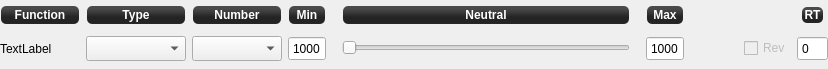
The window that ground/openpilotgcs/src/plugins/config/inputchannelform.ui (openpilot/OpenPilot) describes before a commit, drawn with Qt 5.
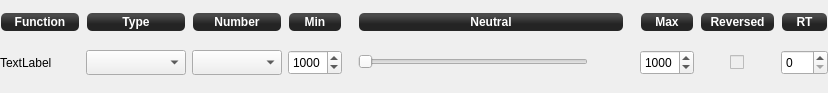
The same window after the commit.

Commit message: OP-1166 Fixes the maxed out bug and beautifies some gui.

Patch:
```diff
--- a/ground/openpilotgcs/src/plugins/config/inputchannelform.ui
+++ b/ground/openpilotgcs/src/plugins/config/inputchannelform.ui
@@ -7,7 +7,7 @@
     <x>0</x>
     <y>0</y>
     <width>828</width>
-    <height>69</height>
+    <height>93</height>
    </rect>
   </property>
   <property name="windowTitle">
@@ -26,6 +26,169 @@
    <property name="bottomMargin">
     <number>6</number>
    </property>
+   <item row="0" column="5" colspan="2">
+    <widget class="QLabel" name="legend4">
+     <property name="enabled">
+      <bool>true</bool>
+     </property>
+     <property name="sizePolicy">
+      <sizepolicy hsizetype="Expanding" vsizetype="Fixed">
+       <horstretch>0</horstretch>
+       <verstretch>0</verstretch>
+      </sizepolicy>
+     </property>
+     <property name="minimumSize">
+      <size>
+       <width>0</width>
+       <height>20</height>
+      </size>
+     </property>
+     <property name="font">
+      <font>
+       <weight>75</weight>
+       <italic>false</italic>
+       <bold>true</bold>
+      </font>
+     </property>
+     <property name="toolTip">
+      <string>Channel neutral</string>
+     </property>
+     <property name="styleSheet">
+      <string notr="true">background-color: qlineargradient(spread:reflect, x1:0.507, y1:0, x2:0.507, y2:0.772, stop:0.208955 rgba(74, 74, 74, 255), stop:0.78607 rgba(36, 36, 36, 255));
+color: rgb(255, 255, 255);
+border-radius: 5;
+margin:1px;
+font:bold;</string>
+     </property>
+     <property name="frameShape">
+      <enum>QFrame::StyledPanel</enum>
+     </property>
+     <property name="text">
+      <string>Neutral</string>
+     </property>
+     <property name="alignment">
+      <set>Qt::AlignCenter</set>
+     </property>
+    </widget>
+   </item>
+   <item row="1" column="8">
+    <widget class="QSpinBox" name="channelMax">
+     <property name="minimumSize">
+      <size>
+       <width>0</width>
+       <height>25</height>
+      </size>
+     </property>
+     <property name="focusPolicy">
+      <enum>Qt::StrongFocus</enum>
+     </property>
+     <property name="buttonSymbols">
+      <enum>QAbstractSpinBox::UpDownArrows</enum>
+     </property>
+     <property name="maximum">
+      <number>9999</number>
+     </property>
+     <property name="value">
+      <number>1000</number>
+     </property>
+    </widget>
+   </item>
+   <item row="0" column="12">
+    <widget class="QLabel" name="legend7">
+     <property name="enabled">
+      <bool>true</bool>
+     </property>
+     <property name="sizePolicy">
+      <sizepolicy hsizetype="Minimum" vsizetype="Fixed">
+       <horstretch>0</horstretch>
+       <verstretch>0</verstretch>
+      </sizepolicy>
+     </property>
+     <property name="minimumSize">
+      <size>
+       <width>30</width>
+       <height>20</height>
+      </size>
+     </property>
+     <property name="font">
+      <font>
+       <weight>75</weight>
+       <italic>false</italic>
+       <bold>true</bold>
+      </font>
+     </property>
+     <property name="toolTip">
+      <string>Response time</string>
+     </property>
+     <property name="styleSheet">
+      <string notr="true">background-color: qlineargradient(spread:reflect, x1:0.507, y1:0, x2:0.507, y2:0.772, stop:0.208955 rgba(74, 74, 74, 255), stop:0.78607 rgba(36, 36, 36, 255));
+color: rgb(255, 255, 255);
+border-radius: 5;
+margin:1px;
+font:bold;</string>
+     </property>
+     <property name="frameShape">
+      <enum>QFrame::StyledPanel</enum>
+     </property>
+     <property name="lineWidth">
+      <number>1</number>
+     </property>
+     <property name="text">
+      <string>RT</string>
+     </property>
+     <property name="alignment">
+      <set>Qt::AlignCenter</set>
+     </property>
+    </widget>
+   </item>
+   <item row="0" column="10" colspan="2">
+    <widget class="QLabel" name="legend6">
+     <property name="enabled">
+      <bool>true</bool>
+     </property>
+     <property name="sizePolicy">
+      <sizepolicy hsizetype="Minimum" vsizetype="Fixed">
+       <horstretch>0</horstretch>
+       <verstretch>0</verstretch>
+      </sizepolicy>
+     </property>
+     <property name="minimumSize">
+      <size>
+       <width>75</width>
+       <height>20</height>
+      </size>
+     </property>
+     <property name="font">
+      <font>
+       <weight>75</weight>
+       <italic>false</italic>
+       <bold>true</bold>
+      </font>
+     </property>
+     <property name="toolTip">
+      <string>Channel values are inverted</string>
+     </property>
+     <property name="styleSheet">
+      <string notr="true">background-color: qlineargradient(spread:reflect, x1:0.507, y1:0, x2:0.507, y2:0.772, stop:0.208955 rgba(74, 74, 74, 255), stop:0.78607 rgba(36, 36, 36, 255));
+color: rgb(255, 255, 255);
+border-radius: 5;
+margin:1px;
+font:bold;</string>
+     </property>
+     <property name="frameShape">
+      <enum>QFrame::StyledPanel</enum>
+     </property>
+     <property name="lineWidth">
+      <number>1</number>
+     </property>
+     <property name="text">
+      <string>Reversed</string>
+     </property>
+     <property name="alignment">
+      <set>Qt::AlignCenter</set>
+     </property>
+    </widget>
+   </item>
    <item row="0" column="0">
     <widget class="QLabel" name="legend0">
      <property name="enabled">
@@ -194,48 +357,6 @@
      </property>
     </widget>
    </item>
-   <item row="0" column="5">
-    <widget class="QLabel" name="legend4">
-     <property name="enabled">
-      <bool>true</bool>
-     </property>
-     <property name="sizePolicy">
-      <sizepolicy hsizetype="Expanding" vsizetype="Fixed">
-       <horstretch>0</horstretch>
-       <verstretch>0</verstretch>
-      </sizepolicy>
-     </property>
-     <property name="minimumSize">
-      <size>
-       <width>0</width>
-       <height>20</height>
-      </size>
-     </property>
-     <property name="font">
-      <font>
-       <weight>75</weight>
-       <italic>false</italic>
-       <bold>true</bold>
-      </font>
-     </property>
-     <property name="styleSheet">
-      <string notr="true">background-color: qlineargradient(spread:reflect, x1:0.507, y1:0, x2:0.507, y2:0.772, stop:0.208955 rgba(74, 74, 74, 255), stop:0.78607 rgba(36, 36, 36, 255));
-color: rgb(255, 255, 255);
-border-radius: 5;
-margin:1px;
-font:bold;</string>
-     </property>
-     <property name="frameShape">
-      <enum>QFrame::StyledPanel</enum>
-     </property>
-     <property name="text">
-      <string>Neutral</string>
-     </property>
-     <property name="alignment">
-      <set>Qt::AlignCenter</set>
-     </property>
-    </widget>
-   </item>
    <item row="1" column="0">
     <widget class="QLabel" name="channelName">
      <property name="sizePolicy">
@@ -320,7 +441,7 @@
       <enum>Qt::StrongFocus</enum>
      </property>
      <property name="buttonSymbols">
-      <enum>QAbstractSpinBox::NoButtons</enum>
+      <enum>QAbstractSpinBox::UpDownArrows</enum>
      </property>
      <property name="maximum">
       <number>9999</number>
@@ -346,6 +467,70 @@
      </property>
     </spacer>
    </item>
+   <item row="0" column="8">
+    <widget class="QLabel" name="legend5">
+     <property name="enabled">
+      <bool>true</bool>
+     </property>
+     <property name="sizePolicy">
+      <sizepolicy hsizetype="Minimum" vsizetype="Fixed">
+       <horstretch>0</horstretch>
+       <verstretch>0</verstretch>
+      </sizepolicy>
+     </property>
+     <property name="minimumSize">
+      <size>
+       <width>0</width>
+       <height>20</height>
+      </size>
+     </property>
+     <property name="font">
+      <font>
+       <weight>75</weight>
+       <italic>false</italic>
+       <bold>true</bold>
+      </font>
+     </property>
+     <property name="toolTip">
+      <string>Channel max</string>
+     </property>
+     <property name="styleSheet">
+      <string notr="true">background-color: qlineargradient(spread:reflect, x1:0.507, y1:0, x2:0.507, y2:0.772, stop:0.208955 rgba(74, 74, 74, 255), stop:0.78607 rgba(36, 36, 36, 255));
+color: rgb(255, 255, 255);
+border-radius: 5;
+margin:1px;
+font:bold;</string>
+     </property>
+     <property name="frameShape">
+      <enum>QFrame::StyledPanel</enum>
+     </property>
+     <property name="lineWidth">
+      <number>1</number>
+     </property>
+     <property name="text">
+      <string>Max</string>
+     </property>
+     <property name="alignment">
+      <set>Qt::AlignCenter</set>
+     </property>
+    </widget>
+   </item>
+   <item row="1" column="7">
+    <spacer name="horizontalSpacer_2">
+     <property name="orientation">
+      <enum>Qt::Horizontal</enum>
+     </property>
+     <property name="sizeType">
+      <enum>QSizePolicy::Fixed</enum>
+     </property>
+     <property name="sizeHint" stdset="0">
+      <size>
+       <width>10</width>
+       <height>20</height>
+      </size>
+     </property>
+    </spacer>
+   </item>
    <item row="1" column="5">
     <widget class="QSlider" name="channelNeutral">
      <property name="sizePolicy">
@@ -368,112 +553,29 @@
      </property>
     </widget>
    </item>
-   <item row="1" column="6">
-    <spacer name="horizontalSpacer_2">
-     <property name="orientation">
-      <enum>Qt::Horizontal</enum>
-     </property>
-     <property name="sizeType">
-      <enum>QSizePolicy::Fixed</enum>
-     </property>
-     <property name="sizeHint" stdset="0">
-      <size>
-       <width>10</width>
-       <height>20</height>
-      </size>
-     </property>
-    </spacer>
-   </item>
-   <item row="1" column="7">
-    <widget class="QSpinBox" name="channelMax">
+   <item row="1" column="6" alignment="Qt::AlignHCenter">
+    <widget class="QLabel" name="neutral">
      <property name="minimumSize">
       <size>
-       <width>0</width>
-       <height>25</height>
+       <width>30</width>
+       <height>0</height>
       </size>
-     </property>
-     <property name="focusPolicy">
-      <enum>Qt::StrongFocus</enum>
-     </property>
-     <property name="buttonSymbols">
-      <enum>QAbstractSpinBox::NoButtons</enum>
-     </property>
-     <property name="maximum">
-      <number>9999</number>
-     </property>
-     <property name="value">
-      <number>1000</number>
-     </property>
-    </widget>
-   </item>
-   <item row="0" column="7">
-    <widget class="QLabel" name="legend5">
-     <property name="enabled">
-      <bool>true</bool>
-     </property>
-     <property name="sizePolicy">
-      <sizepolicy hsizetype="Minimum" vsizetype="Fixed">
-       <horstretch>0</horstretch>
-       <verstretch>0</verstretch>
-      </sizepolicy>
-     </property>
-     <property name="minimumSize">
-      <size>
-       <width>0</width>
-       <height>20</height>
-      </size>
-     </property>
-     <property name="font">
-      <font>
-       <weight>75</weight>
-       <italic>false</italic>
-       <bold>true</bold>
-      </font>
-     </property>
-     <property name="styleSheet">
-      <string notr="true">background-color: qlineargradient(spread:reflect, x1:0.507, y1:0, x2:0.507, y2:0.772, stop:0.208955 rgba(74, 74, 74, 255), stop:0.78607 rgba(36, 36, 36, 255));
-color: rgb(255, 255, 255);
-border-radius: 5;
-margin:1px;
-font:bold;</string>
-     </property>
-     <property name="frameShape">
-      <enum>QFrame::StyledPanel</enum>
-     </property>
-     <property name="lineWidth">
-      <number>1</number>
      </property>
      <property name="text">
-      <string>Max</string>
+      <string/>
      </property>
      <property name="alignment">
       <set>Qt::AlignCenter</set>
      </property>
     </widget>
    </item>
-   <item row="1" column="9">
-    <widget class="QCheckBox" name="channelRev">
-     <property name="enabled">
-      <bool>false</bool>
-     </property>
-     <property name="minimumSize">
-      <size>
-       <width>0</width>
-       <height>20</height>
-      </size>
-     </property>
-     <property name="text">
-      <string>Rev</string>
-     </property>
-    </widget>
-   </item>
-   <item row="1" column="10">
+   <item row="1" column="12">
     <widget class="QSpinBox" name="channelResponseTime">
      <property name="enabled">
       <bool>true</bool>
      </property>
      <property name="sizePolicy">
-      <sizepolicy hsizetype="Preferred" vsizetype="Fixed">
+      <sizepolicy hsizetype="Fixed" vsizetype="Fixed">
        <horstretch>0</horstretch>
        <verstretch>0</verstretch>
       </sizepolicy>
@@ -501,72 +603,57 @@
       <bool>true</bool>
      </property>
      <property name="buttonSymbols">
-      <enum>QAbstractSpinBox::NoButtons</enum>
+      <enum>QAbstractSpinBox::UpDownArrows</enum>
      </property>
      <property name="maximum">
       <number>999</number>
      </property>
     </widget>
    </item>
-   <item row="0" column="10">
-    <widget class="QLabel" name="legend6">
-     <property name="sizePolicy">
-      <sizepolicy hsizetype="Minimum" vsizetype="Fixed">
-       <horstretch>0</horstretch>
-       <verstretch>0</verstretch>
-      </sizepolicy>
-     </property>
+   <item row="1" column="10" colspan="2">
+    <widget class="QFrame" name="frame">
      <property name="minimumSize">
       <size>
-       <width>30</width>
-       <height>26</height>
-      </size>
-     </property>
-     <property name="font">
-      <font>
-       <weight>75</weight>
-       <italic>false</italic>
-       <bold>true</bold>
-      </font>
-     </property>
-     <property name="styleSheet">
-      <string notr="true">background-color: qlineargradient(spread:reflect, x1:0.507, y1:0, x2:0.507, y2:0.772, stop:0.208955 rgba(74, 74, 74, 255), stop:0.78607 rgba(36, 36, 36, 255));
-color: rgb(255, 255, 255);
-border-radius: 5;
-margin:5px;
-font:bold;</string>
-     </property>
-     <property name="text">
-      <string>RT</string>
-     </property>
-     <property name="alignment">
-      <set>Qt::AlignCenter</set>
-     </property>
-    </widget>
-   </item>
-   <item row="1" column="8">
-    <widget class="QLabel" name="neutral">
-     <property name="sizePolicy">
-      <sizepolicy hsizetype="Preferred" vsizetype="Fixed">
-       <horstretch>0</horstretch>
-       <verstretch>0</verstretch>
-      </sizepolicy>
-     </property>
-     <property name="minimumSize">
-      <size>
-       <width>48</width>
+       <width>75</width>
        <height>0</height>
       </size>
      </property>
-     <property name="maximumSize">
-      <size>
-       <width>45</width>
-       <height>16777215</height>
-      </size>
+     <property name="frameShape">
+      <enum>QFrame::NoFrame</enum>
      </property>
-     <property name="text">
-      <string/>
+     <property name="frameShadow">
+      <enum>QFrame::Raised</enum>
      </property>
+     <layout class="QGridLayout" name="gridLayout_2">
+      <property name="leftMargin">
+       <number>0</number>
+      </property>
+      <property name="topMargin">
+       <number>0</number>
+      </property>
+      <property name="rightMargin">
+       <number>0</number>
+      </property>
+      <property name="bottomMargin">
+       <number>0</number>
+      </property>
+      <item row="0" column="0" alignment="Qt::AlignHCenter">
+       <widget class="QCheckBox" name="channelRev">
+        <property name="enabled">
+         <bool>false</bool>
+        </property>
+        <property name="minimumSize">
+         <size>
+          <width>0</width>
+          <height>20</height>
+         </size>
+        </property>
+        <property name="text">
+         <string/>
+        </property>
+       </widget>
+      </item>
+     </layout>
     </widget>
    </item>
   </layout>
```
Left out of the diff: 66 changed lines with no effect on the pictures. The commit also changes 5 other files.
